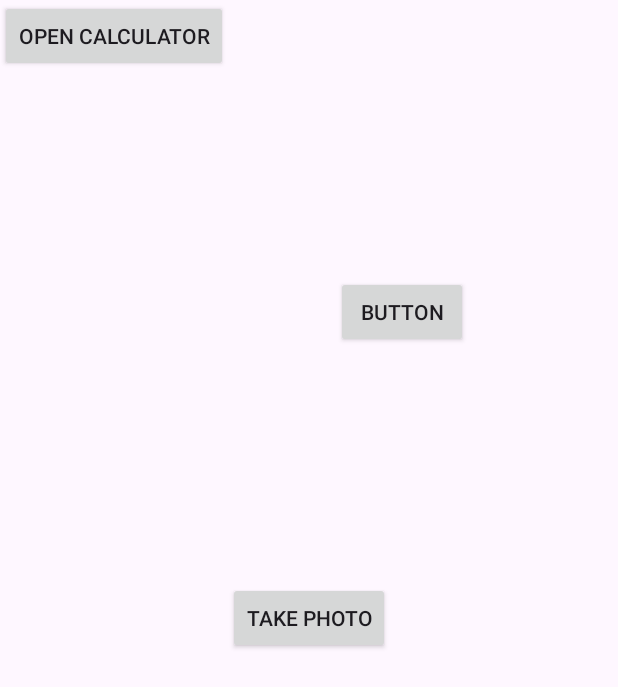
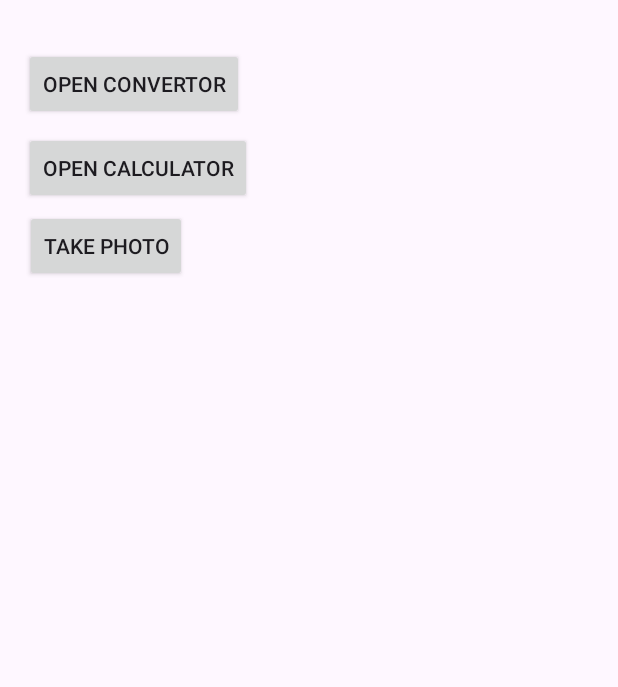
Before and after one commit to GabaGej/FinalStuffv2, an Android app: the screen it shows after launch (MainActivity), on a phone screen of 412 x 824 dp. Shown: the top 687 px of the screen. Run offline under Robolectric (Android 15) with nearby library versions, the phone set to English and light mode, and no system bars.

Commit message:
Its done! Ive added comments and reshaped the main page, and added the "back" buttons (which dont work so they are commented out).

```diff
--- a/app/src/main/res/layout/activity_main.xml
+++ b/app/src/main/res/layout/activity_main.xml
@@ -1,41 +1,61 @@
 <!-- activity_main.xml -->
-<RelativeLayout xmlns:android="http://schemas.android.com/apk/res/android"
+<androidx.constraintlayout.widget.ConstraintLayout xmlns:android="http://schemas.android.com/apk/res/android"
+    xmlns:app="http://schemas.android.com/apk/res-auto"
     xmlns:tools="http://schemas.android.com/tools"
+    android:id="@+id/relativeLayout2"
     android:layout_width="match_parent"
     android:layout_height="match_parent"
     tools:context=".MainActivity">
 
     <ImageView
         android:id="@+id/photoImageView"
-        android:layout_width="match_parent"
-        android:layout_height="match_parent"
+        android:layout_width="401dp"
+        android:layout_height="545dp"
         android:scaleType="fitCenter"
-        android:visibility="gone" />
+        android:visibility="visible"
+        app:layout_constraintBottom_toBottomOf="parent"
+        app:layout_constraintEnd_toEndOf="parent"
+        app:layout_constraintStart_toStartOf="parent"
+        app:layout_constraintTop_toTopOf="parent"
+        app:layout_constraintVertical_bias="0.967" />
 
     <Button
         android:id="@+id/takePhotoButton"
         android:layout_width="wrap_content"
         android:layout_height="wrap_content"
-        android:layout_centerInParent="true"
-        android:text="Take Photo" />
+        android:text="Take Photo"
+        app:layout_constraintBottom_toBottomOf="parent"
+        app:layout_constraintEnd_toEndOf="parent"
+        app:layout_constraintHorizontal_bias="0.054"
+        app:layout_constraintStart_toStartOf="parent"
+        app:layout_constraintTop_toTopOf="parent"
+        app:layout_constraintVertical_bias="0.18" />
 
     <Button
         android:id="@+id/calculatorButton"
         android:layout_width="wrap_content"
         android:layout_height="wrap_content"
+        android:layout_marginBottom="4dp"
+        android:onClick="launchCalculator"
         android:text="Open Calculator"
-        android:onClick="launchCalculator" />
+        app:layout_constraintBottom_toTopOf="@+id/takePhotoButton"
+        app:layout_constraintEnd_toEndOf="parent"
+        app:layout_constraintHorizontal_bias="0.061"
+        app:layout_constraintStart_toStartOf="parent" />
 
     <Button
         android:id="@+id/button"
         android:layout_width="wrap_content"
         android:layout_height="wrap_content"
-        android:layout_alignParentEnd="true"
-        android:layout_alignParentBottom="true"
-        android:layout_marginEnd="100dp"
-        android:layout_marginBottom="592dp"
+        android:layout_marginBottom="8dp"
         android:onClick="launchConvertor"
-        android:text="Button" />
+        android:text="Open Convertor"
+        app:layout_constraintBottom_toTopOf="@+id/calculatorButton"
+        app:layout_constraintEnd_toEndOf="parent"
+        app:layout_constraintHorizontal_bias="0.06"
+        app:layout_constraintStart_toStartOf="parent"
+        app:layout_constraintTop_toTopOf="parent"
+        app:layout_constraintVertical_bias="1.0" />
 
 
-</RelativeLayout>
+</androidx.constraintlayout.widget.ConstraintLayout>
```
Also changed, not shown: app/src/main/AndroidManifest.xml (+6 -3 lines), app/src/main/java/net/leevanec/finalstuffv2/CalculatorActivity.java (+46 -15 lines), app/src/main/java/net/leevanec/finalstuffv2/ConvertorActivity.java (+30 -7 lines), app/src/main/java/net/leevanec/finalstuffv2/ExpressionEvaluator.java (+16 -0 lines), app/src/main/java/net/leevanec/finalstuffv2/MainActivity.java (+15 -6 lines).
